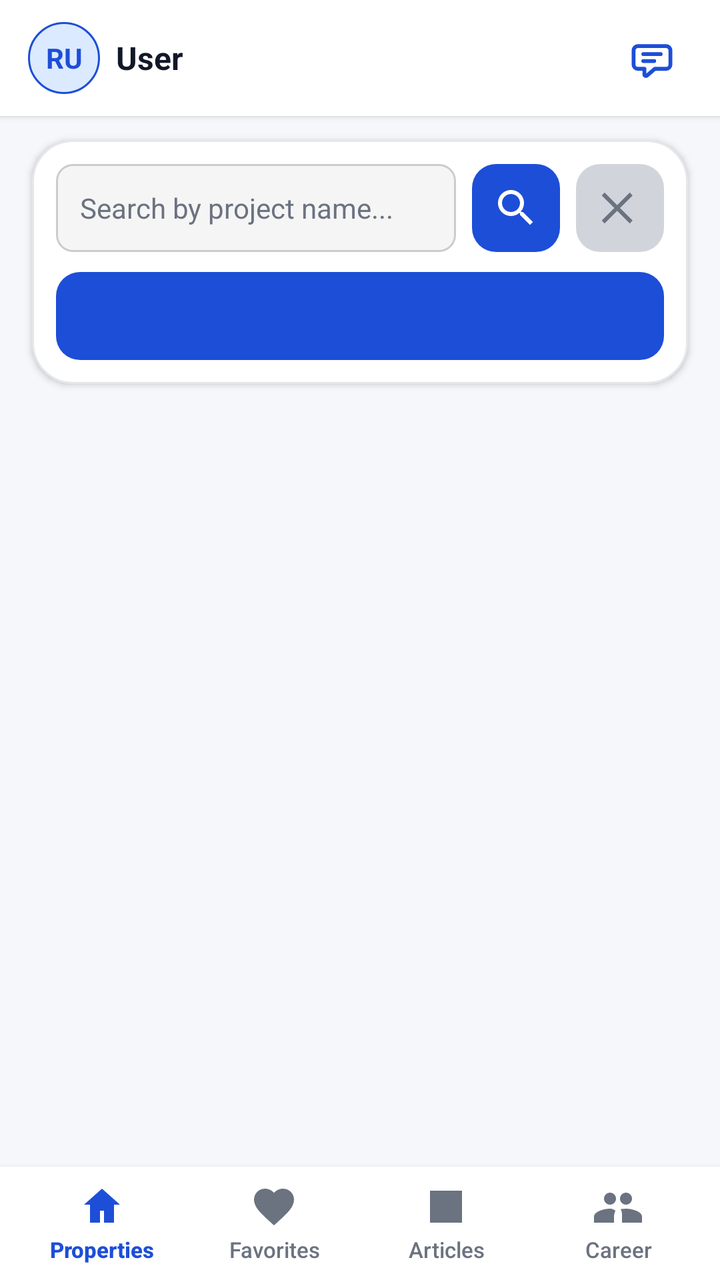
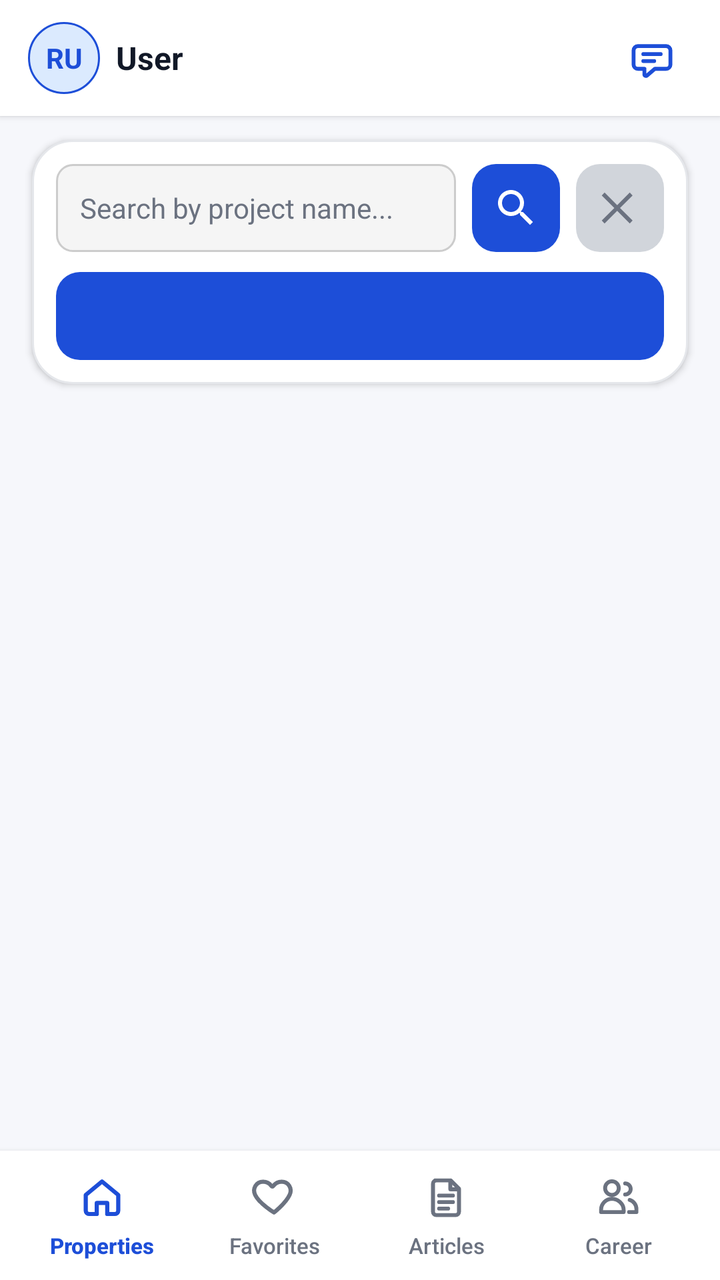

Compare the two renders of this Android layout. The source of the first and the diff that turns it into the second are given below.
<!-- AndroidManifest.xml: application theme Theme.AppCompat -->
<!-- res/layout/activity_property_list.xml -->
<?xml version="1.0" encoding="utf-8"?>
<androidx.constraintlayout.widget.ConstraintLayout xmlns:android="http://schemas.android.com/apk/res/android"
    xmlns:app="http://schemas.android.com/apk/res-auto"
    xmlns:tools="http://schemas.android.com/tools"
    android:layout_width="match_parent"
    android:layout_height="match_parent"
    android:background="#F6F7FB"
    tools:context=".features.properties.ui.PropertyListActivity">

    <include
        android:id="@+id/layoutHeader"
        android:layout_width="0dp"
        android:layout_height="wrap_content"
        layout="@layout/view_mobile_header"
        app:layout_constraintTop_toTopOf="parent"
        app:layout_constraintStart_toStartOf="parent"
        app:layout_constraintEnd_toEndOf="parent" />

    <LinearLayout
        android:id="@+id/layoutSearchPanel"
        android:layout_width="0dp"
        android:layout_height="wrap_content"
        android:layout_marginHorizontal="16dp"
        android:layout_marginTop="12dp"
        android:background="@drawable/bg_card_rounded"
        android:elevation="2dp"
        android:orientation="vertical"
        android:padding="12dp"
        app:layout_constraintTop_toBottomOf="@id/layoutHeader"
        app:layout_constraintStart_toStartOf="parent"
        app:layout_constraintEnd_toEndOf="parent">

        <LinearLayout
            android:layout_width="match_parent"
            android:layout_height="wrap_content"
            android:orientation="horizontal">

            <EditText
                android:id="@+id/etSearchQuery"
                android:layout_width="0dp"
                android:layout_height="44dp"
                android:layout_weight="1"
                android:background="@drawable/edit_text_background"
                android:hint="@string/search_by_project_name_hint"
                android:imeOptions="actionSearch"
                android:inputType="text"
                android:paddingHorizontal="12dp"
                android:textColor="@color/property_text_primary"
                android:textColorHint="@color/property_text_secondary"
                android:textSize="14sp" />

            <ImageButton
                android:id="@+id/btnSearch"
                android:layout_width="44dp"
                android:layout_height="44dp"
                android:layout_marginStart="8dp"
                android:background="@drawable/bg_button_primary"
                android:contentDescription="@string/search_search"
                android:padding="10dp"
                android:scaleType="centerInside"
                android:src="@drawable/ic_search"
                android:tint="@color/white" />

            <ImageButton
                android:id="@+id/btnClearSearch"
                android:layout_width="44dp"
                android:layout_height="44dp"
                android:layout_marginStart="8dp"
                android:background="@drawable/bg_button_clear_gray"
                android:contentDescription="@string/search_clear"
                android:padding="10dp"
                android:scaleType="centerInside"
                android:src="@drawable/ic_clear"
                android:tint="@color/property_text_secondary" />
        </LinearLayout>

        <Spinner
            android:id="@+id/spSearchType"
            android:layout_width="match_parent"
            android:layout_height="44dp"
            android:layout_marginTop="10dp"
            android:background="@drawable/bg_button_primary"
            android:paddingHorizontal="12dp"
            android:popupBackground="@android:color/white"
            android:theme="@style/ThemeOverlay.AppCompat.Dark" />
    </LinearLayout>

    <ProgressBar
        android:id="@+id/progressBar"
        style="?android:attr/progressBarStyleLarge"
        android:layout_width="wrap_content"
        android:layout_height="wrap_content"
        android:visibility="gone"
        app:layout_constraintTop_toBottomOf="@id/layoutSearchPanel"
        app:layout_constraintBottom_toTopOf="@id/layoutBottomNav"
        app:layout_constraintStart_toStartOf="parent"
        app:layout_constraintEnd_toEndOf="parent" />

    <LinearLayout
        android:id="@+id/layoutState"
        android:layout_width="0dp"
        android:layout_height="wrap_content"
        android:layout_marginHorizontal="16dp"
        android:layout_marginTop="24dp"
        android:background="#FFFFFF"
        android:elevation="2dp"
        android:gravity="center_horizontal"
        android:orientation="vertical"
        android:padding="20dp"
        android:visibility="gone"
        app:layout_constraintTop_toBottomOf="@id/layoutSearchPanel"
        app:layout_constraintStart_toStartOf="parent"
        app:layout_constraintEnd_toEndOf="parent">

        <TextView
            android:id="@+id/tvStateMessage"
            android:layout_width="wrap_content"
            android:layout_height="wrap_content"
            android:gravity="center"
            android:textColor="#374151"
            android:textSize="16sp" />

        <Button
            android:id="@+id/btnStateAction"
            android:layout_width="wrap_content"
            android:layout_height="wrap_content"
            android:layout_marginTop="16dp"
            android:text="Open Login"
            android:textAllCaps="false"
            android:visibility="gone" />
    </LinearLayout>

    <TextView
        android:id="@+id/tvEmptyState"
        android:layout_width="0dp"
        android:layout_height="wrap_content"
        android:layout_marginHorizontal="16dp"
        android:background="#FFFFFF"
        android:gravity="center"
        android:padding="20dp"
        android:text="No properties available at the moment."
        android:textColor="#6B7280"
        android:textSize="16sp"
        android:visibility="gone"
        app:layout_constraintTop_toBottomOf="@id/layoutSearchPanel"
        app:layout_constraintBottom_toTopOf="@id/layoutBottomNav"
        app:layout_constraintStart_toStartOf="parent"
        app:layout_constraintEnd_toEndOf="parent" />

    <ListView
        android:id="@+id/lvProperties"
        android:layout_width="0dp"
        android:layout_height="0dp"
        android:layout_marginHorizontal="16dp"
        android:layout_marginTop="16dp"
        android:divider="@android:color/transparent"
        android:dividerHeight="12dp"
        android:listSelector="@android:color/transparent"
        app:layout_constraintTop_toBottomOf="@id/layoutSearchPanel"
        app:layout_constraintBottom_toTopOf="@id/layoutBottomNav"
        app:layout_constraintStart_toStartOf="parent"
        app:layout_constraintEnd_toEndOf="parent" />

    <LinearLayout
        android:id="@+id/layoutBottomNav"
        android:layout_width="0dp"
        android:layout_height="wrap_content"
        android:background="#FFFFFF"
        android:elevation="4dp"
        android:orientation="horizontal"
        android:paddingHorizontal="8dp"
        android:paddingVertical="8dp"
        app:layout_constraintBottom_toBottomOf="parent"
        app:layout_constraintStart_toStartOf="parent"
        app:layout_constraintEnd_toEndOf="parent">

        <Button
            android:id="@+id/btnNavProperties"
            android:layout_width="0dp"
            android:layout_height="wrap_content"
            android:layout_weight="1"
            android:background="@android:color/transparent"
            android:minHeight="0dp"
            android:minWidth="0dp"
            android:drawableTop="@drawable/ic_nav_home"
            android:drawablePadding="2dp"
            android:drawableTint="@color/property_blue"
            android:text="Properties"
            android:textAllCaps="false"
            android:textColor="@color/property_blue"
            android:textSize="11sp"
            android:textStyle="bold"
            android:gravity="center" />

        <Button
            android:id="@+id/btnNavFavorites"
            android:layout_width="0dp"
            android:layout_height="wrap_content"
            android:layout_weight="1"
            android:background="@android:color/transparent"
            android:minHeight="0dp"
            android:minWidth="0dp"
            android:drawableTop="@drawable/ic_nav_heart"
            android:drawablePadding="2dp"
            android:drawableTint="@color/property_text_secondary"
            android:text="Favorites"
            android:textAllCaps="false"
            android:textColor="@color/property_text_secondary"
            android:textSize="11sp"
            android:gravity="center" />

        <Button
            android:id="@+id/btnNavArticles"
            android:layout_width="0dp"
            android:layout_height="wrap_content"
            android:layout_weight="1"
            android:background="@android:color/transparent"
            android:minHeight="0dp"
            android:minWidth="0dp"
            android:drawableTop="@drawable/ic_nav_article"
            android:drawablePadding="2dp"
            android:drawableTint="@color/property_text_secondary"
            android:text="Articles"
            android:textAllCaps="false"
            android:textColor="@color/property_text_secondary"
            android:textSize="11sp"
            android:gravity="center" />

        <Button
            android:id="@+id/btnNavCareer"
            android:layout_width="0dp"
            android:layout_height="wrap_content"
            android:layout_weight="1"
            android:background="@android:color/transparent"
            android:minHeight="0dp"
            android:minWidth="0dp"
            android:drawableTop="@drawable/ic_nav_people"
            android:drawablePadding="2dp"
            android:drawableTint="@color/property_text_secondary"
            android:text="@string/nav_career_application"
            android:textAllCaps="false"
            android:textColor="@color/property_text_secondary"
            android:textSize="11sp"
            android:gravity="center" />
    </LinearLayout>

</androidx.constraintlayout.widget.ConstraintLayout>
<!-- res/layout/view_mobile_header.xml (included above) -->
<?xml version="1.0" encoding="utf-8"?>
<androidx.constraintlayout.widget.ConstraintLayout xmlns:android="http://schemas.android.com/apk/res/android"
    xmlns:app="http://schemas.android.com/apk/res-auto"
    android:id="@+id/layoutHeader"
    android:layout_width="match_parent"
    android:layout_height="wrap_content"
    android:background="@color/white"
    android:elevation="2dp"
    android:minHeight="58dp"
    android:paddingHorizontal="14dp"
    android:paddingVertical="9dp">

    <LinearLayout
        android:id="@+id/layoutProfileHeader"
        android:layout_width="0dp"
        android:layout_height="wrap_content"
        android:clickable="true"
        android:focusable="true"
        android:gravity="center_vertical"
        android:orientation="horizontal"
        android:paddingEnd="8dp"
        app:layout_constraintEnd_toStartOf="@id/btnMessages"
        app:layout_constraintStart_toStartOf="parent"
        app:layout_constraintTop_toTopOf="parent"
        app:layout_constraintBottom_toBottomOf="parent"
        app:layout_constraintWidth_default="spread">

        <FrameLayout
            android:layout_width="36dp"
            android:layout_height="36dp">

            <ImageView
                android:id="@+id/ivHeaderAvatar"
                android:layout_width="match_parent"
                android:layout_height="match_parent"
                android:background="@drawable/bg_avatar_circle"
                android:contentDescription="@string/profile_avatar"
                android:scaleType="centerCrop"
                android:visibility="gone" />

            <TextView
                android:id="@+id/tvHeaderAvatar"
                android:layout_width="match_parent"
                android:layout_height="match_parent"
                android:background="@drawable/bg_avatar_circle"
                android:gravity="center"
                android:text="RU"
                android:textColor="@color/property_blue"
                android:textSize="14sp"
                android:textStyle="bold" />
        </FrameLayout>

        <TextView
            android:id="@+id/tvHeaderName"
            android:layout_width="0dp"
            android:layout_height="wrap_content"
            android:layout_marginStart="8dp"
            android:layout_weight="1"
            android:maxLines="1"
            android:ellipsize="end"
            android:text="User"
            android:textColor="@color/property_text_primary"
            android:textSize="16sp"
            android:textStyle="bold" />
    </LinearLayout>

    <ImageButton
        android:id="@+id/btnMessages"
        android:layout_width="40dp"
        android:layout_height="40dp"
        android:background="?attr/selectableItemBackgroundBorderless"
        android:contentDescription="@string/messages"
        android:padding="7dp"
        android:src="@drawable/ic_header_message"
        android:tint="@color/property_blue"
        app:layout_constraintEnd_toEndOf="parent"
        app:layout_constraintTop_toTopOf="parent"
        app:layout_constraintBottom_toBottomOf="parent" />
</androidx.constraintlayout.widget.ConstraintLayout>
<!-- resources referenced by this layout -->
<resources>
  <color name="property_blue">#1D4ED8</color>
  <color name="property_text_primary">#111827</color>
  <color name="property_text_secondary">#6B7280</color>
  <color name="white">#FFFFFFFF</color>
  <!-- drawable ic_nav_article (drawable) -->
  <?xml version="1.0" encoding="utf-8"?>
  <vector xmlns:android="http://schemas.android.com/apk/res/android"
      android:width="24dp"
      android:height="24dp"
      android:viewportWidth="24"
      android:viewportHeight="24">
      <path
          android:fillColor="#6B7280"
          android:pathData="M4,4h16v16H4z M7,7h10v2H7z M7,11h10v2H7z M7,15h6v2H7z" />
  </vector>
  <!-- drawable ic_nav_heart (drawable) -->
  <?xml version="1.0" encoding="utf-8"?>
  <vector xmlns:android="http://schemas.android.com/apk/res/android"
      android:width="24dp"
      android:height="24dp"
      android:viewportWidth="24"
      android:viewportHeight="24">
      <path
          android:fillColor="#6B7280"
          android:pathData="M12,21.35l-1.45,-1.32C5.4,15.36 2,12.28 2,8.5C2,5.42 4.42,3 7.5,3c1.74,0 3.41,0.81 4.5,2.09C13.09,3.81 14.76,3 16.5,3C19.58,3 22,5.42 22,8.5c0,3.78 -3.4,6.86 -8.55,11.54L12,21.35z" />
  </vector>
  <!-- drawable ic_nav_home (drawable) -->
  <?xml version="1.0" encoding="utf-8"?>
  <vector xmlns:android="http://schemas.android.com/apk/res/android"
      android:width="24dp"
      android:height="24dp"
      android:viewportWidth="24"
      android:viewportHeight="24">
      <path
          android:fillColor="#6B7280"
          android:pathData="M12,3l9,8h-3v9h-5v-6H11v6H6v-9H3z" />
  </vector>
  <!-- drawable ic_nav_people (drawable) -->
  <?xml version="1.0" encoding="utf-8"?>
  <vector xmlns:android="http://schemas.android.com/apk/res/android"
      android:width="24dp"
      android:height="24dp"
      android:viewportWidth="24"
      android:viewportHeight="24">
      <path
          android:fillColor="#6B7280"
          android:pathData="M16,11c1.66,0 3,-1.34 3,-3s-1.34,-3 -3,-3 -3,1.34 -3,3 1.34,3 3,3zM8,11c1.66,0 3,-1.34 3,-3S9.66,5 8,5 5,6.34 5,8s1.34,3 3,3zM8,13c-2.67,0 -8,1.34 -8,4v3h10v-3c0,-1.1 0.27,-2.08 0.75,-2.89C9.86,13.26 8.97,13 8,13zM16,13c-0.97,0 -1.86,0.26 -2.75,0.11C13.73,13.92 14,14.9 14,16v4h10v-3c0,-2.66 -5.33,-4 -8,-4z" />
  </vector>
  <string name="messages">Messages</string>
  <string name="nav_career_application">Career</string>
  <string name="profile_avatar">Profile avatar</string>
  <string name="search_by_project_name_hint">Search by project name...</string>
  <string name="search_clear">Clear</string>
  <string name="search_search">Search</string>
  <color name="property_blue_light">#DBEAFE</color>
  <!-- unchanged entries left out for length: 8 -->
</resources>

<!-- the commit's change to res/layout/activity_property_list.xml (unified diff, before → after) -->
@@ -169,7 +169,7 @@
         android:elevation="4dp"
         android:orientation="horizontal"
         android:paddingHorizontal="8dp"
-        android:paddingVertical="8dp"
+        android:paddingVertical="10dp"
         app:layout_constraintBottom_toBottomOf="parent"
         app:layout_constraintStart_toStartOf="parent"
         app:layout_constraintEnd_toEndOf="parent">
@@ -183,7 +183,7 @@
             android:minHeight="0dp"
             android:minWidth="0dp"
             android:drawableTop="@drawable/ic_nav_home"
-            android:drawablePadding="2dp"
+            android:drawablePadding="4dp"
             android:drawableTint="@color/property_blue"
             android:text="Properties"
             android:textAllCaps="false"
@@ -201,7 +201,7 @@
             android:minHeight="0dp"
             android:minWidth="0dp"
             android:drawableTop="@drawable/ic_nav_heart"
-            android:drawablePadding="2dp"
+            android:drawablePadding="4dp"
             android:drawableTint="@color/property_text_secondary"
             android:text="Favorites"
             android:textAllCaps="false"
@@ -218,7 +218,7 @@
             android:minHeight="0dp"
             android:minWidth="0dp"
             android:drawableTop="@drawable/ic_nav_article"
-            android:drawablePadding="2dp"
+            android:drawablePadding="4dp"
             android:drawableTint="@color/property_text_secondary"
             android:text="Articles"
             android:textAllCaps="false"
@@ -235,7 +235,7 @@
             android:minHeight="0dp"
             android:minWidth="0dp"
             android:drawableTop="@drawable/ic_nav_people"
-            android:drawablePadding="2dp"
+            android:drawablePadding="4dp"
             android:drawableTint="@color/property_text_secondary"
             android:text="@string/nav_career_application"
             android:textAllCaps="false"
<!-- resource entries referenced after the edit -->
@@ -7,46 +7,76 @@
   <!-- drawable ic_nav_article (drawable) -->
   <?xml version="1.0" encoding="utf-8"?>
   <vector xmlns:android="http://schemas.android.com/apk/res/android"
-      android:width="24dp"
-      android:height="24dp"
+      android:width="26dp"
+      android:height="26dp"
       android:viewportWidth="24"
       android:viewportHeight="24">
       <path
-          android:fillColor="#6B7280"
-          android:pathData="M4,4h16v16H4z M7,7h10v2H7z M7,11h10v2H7z M7,15h6v2H7z" />
+          android:fillColor="@android:color/transparent"
+          android:pathData="M7,4.5h7.2L18,8.3V19c0,0.83 -0.67,1.5 -1.5,1.5h-9C6.67,20.5 6,19.83 6,19V6c0,-0.83 0.67,-1.5 1.5,-1.5z"
+          android:strokeWidth="1.8"
+          android:strokeColor="#6B7280"
+          android:strokeLineCap="round"
+          android:strokeLineJoin="round" />
+      <path
+          android:fillColor="@android:color/transparent"
+          android:pathData="M14,4.8v3.8h3.7M8.8,11.5h6.4M8.8,14.5h6.4M8.8,17.5h4.2"
+          android:strokeWidth="1.8"
+          android:strokeColor="#6B7280"
+          android:strokeLineCap="round"
+          android:strokeLineJoin="round" />
   </vector>
   <!-- drawable ic_nav_heart (drawable) -->
   <?xml version="1.0" encoding="utf-8"?>
   <vector xmlns:android="http://schemas.android.com/apk/res/android"
-      android:width="24dp"
-      android:height="24dp"
+      android:width="26dp"
+      android:height="26dp"
       android:viewportWidth="24"
       android:viewportHeight="24">
       <path
-          android:fillColor="#6B7280"
-          android:pathData="M12,21.35l-1.45,-1.32C5.4,15.36 2,12.28 2,8.5C2,5.42 4.42,3 7.5,3c1.74,0 3.41,0.81 4.5,2.09C13.09,3.81 14.76,3 16.5,3C19.58,3 22,5.42 22,8.5c0,3.78 -3.4,6.86 -8.55,11.54L12,21.35z" />
+          android:fillColor="@android:color/transparent"
+          android:pathData="M12,19.3s-6.8,-4.13 -8.7,-8.1C1.9,8.25 3.8,5.1 6.95,5.1c1.78,0 3.06,0.86 3.85,1.95C11.08,7.43 11.42,7.43 11.7,7.05c0.79,-1.09 2.07,-1.95 3.85,-1.95c3.15,0 5.05,3.15 3.65,6.1C17.3,15.17 12,19.3 12,19.3z"
+          android:strokeWidth="1.9"
+          android:strokeColor="#6B7280"
+          android:strokeLineCap="round"
+          android:strokeLineJoin="round" />
   </vector>
   <!-- drawable ic_nav_home (drawable) -->
   <?xml version="1.0" encoding="utf-8"?>
   <vector xmlns:android="http://schemas.android.com/apk/res/android"
-      android:width="24dp"
-      android:height="24dp"
+      android:width="26dp"
+      android:height="26dp"
       android:viewportWidth="24"
       android:viewportHeight="24">
       <path
-          android:fillColor="#6B7280"
-          android:pathData="M12,3l9,8h-3v9h-5v-6H11v6H6v-9H3z" />
+          android:fillColor="@android:color/transparent"
+          android:pathData="M4.5,11.2L12,5l7.5,6.2v7.3c0,0.83 -0.67,1.5 -1.5,1.5h-3.6v-5.1h-4.8V20H6c-0.83,0 -1.5,-0.67 -1.5,-1.5z"
+          android:strokeWidth="1.9"
+          android:strokeColor="#6B7280"
+          android:strokeLineCap="round"
+          android:strokeLineJoin="round" />
   </vector>
   <!-- drawable ic_nav_people (drawable) -->
   <?xml version="1.0" encoding="utf-8"?>
   <vector xmlns:android="http://schemas.android.com/apk/res/android"
-      android:width="24dp"
-      android:height="24dp"
+      android:width="26dp"
+      android:height="26dp"
       android:viewportWidth="24"
       android:viewportHeight="24">
       <path
-          android:fillColor="#6B7280"
-          android:pathData="M16,11c1.66,0 3,-1.34 3,-3s-1.34,-3 -3,-3 -3,1.34 -3,3 1.34,3 3,3zM8,11c1.66,0 3,-1.34 3,-3S9.66,5 8,5 5,6.34 5,8s1.34,3 3,3zM8,13c-2.67,0 -8,1.34 -8,4v3h10v-3c0,-1.1 0.27,-2.08 0.75,-2.89C9.86,13.26 8.97,13 8,13zM16,13c-0.97,0 -1.86,0.26 -2.75,0.11C13.73,13.92 14,14.9 14,16v4h10v-3c0,-2.66 -5.33,-4 -8,-4z" />
+          android:fillColor="@android:color/transparent"
+          android:pathData="M9.2,11.2c1.75,0 3.15,-1.4 3.15,-3.15S10.95,4.9 9.2,4.9S6.05,6.3 6.05,8.05S7.45,11.2 9.2,11.2zM14.6,19.1H4.2v-1.05c0,-2.78 2.24,-5.05 5,-5.05s5.4,2.27 5.4,5.05z"
+          android:strokeWidth="1.8"
+          android:strokeColor="#6B7280"
+          android:strokeLineCap="round"
+          android:strokeLineJoin="round" />
+      <path
+          android:fillColor="@android:color/transparent"
+          android:pathData="M15.3,11c1.42,0 2.55,-1.14 2.55,-2.55S16.72,5.9 15.3,5.9M17.4,13.5c1.8,0.55 3.1,2.23 3.1,4.2v1.4h-3.4"
+          android:strokeWidth="1.8"
+          android:strokeColor="#6B7280"
+          android:strokeLineCap="round"
+          android:strokeLineJoin="round" />
   </vector>
   <string name="messages">Messages</string>
   <string name="nav_career_application">Career</string>
